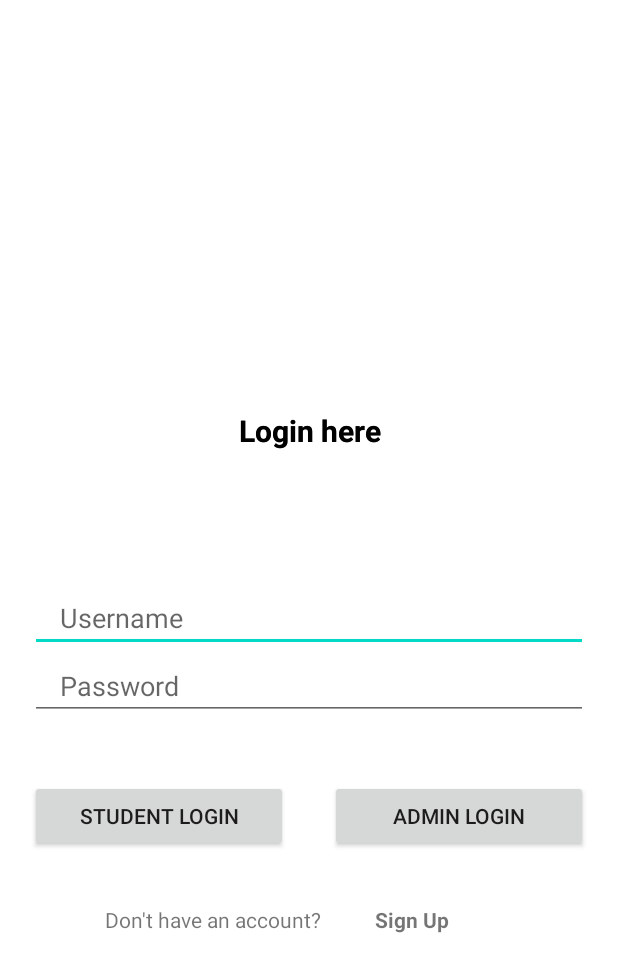
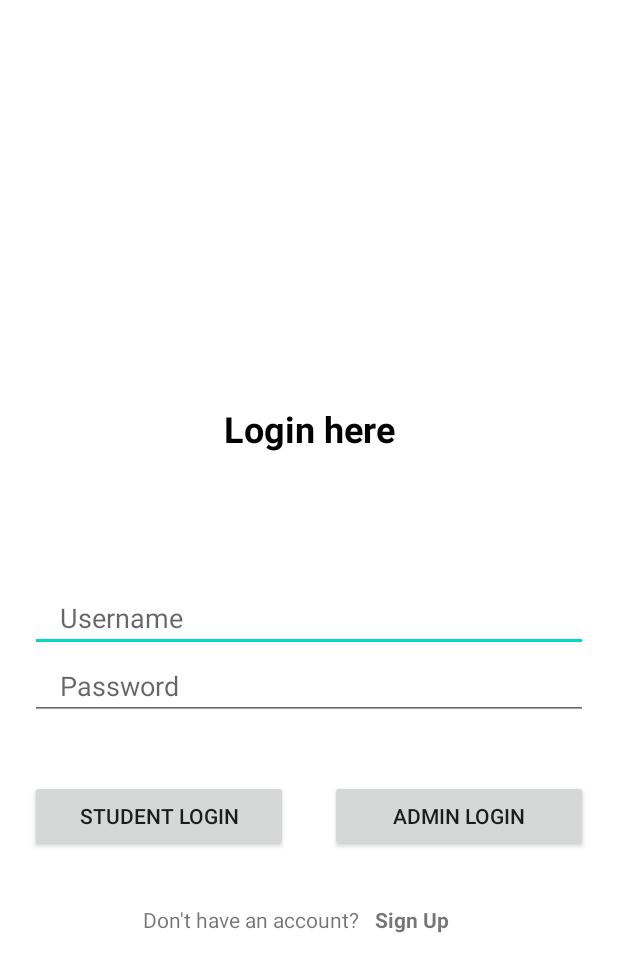
Before and after one commit to marimoooo/b07-group-project-, an Android app: the screen it shows after launch (Login), on a phone screen of 412 x 824 dp. Shown: the top 972 px of the screen. Run offline under Robolectric (Android 15) with nearby library versions, the phone set to English and light mode, and no system bars; our stand-ins replace Firebase (no records; nobody signed in at launch, a user with empty details on screens opened directly).

Commit message:
Updated login signup activities.

```diff
--- a/app/src/main/java/com/example/b07/Login.java
+++ b/app/src/main/java/com/example/b07/Login.java
@@ -1,4 +1,4 @@
-    package com.example.b07;
+package com.example.b07;
 
 import androidx.annotation.NonNull;
 import androidx.appcompat.app.AppCompatActivity;
@@ -22,7 +22,7 @@ import com.google.firebase.database.ValueEventListener;
         DatabaseReference databaseReference = FirebaseDatabase.getInstance("https://course-planner-14-default-rtdb.firebaseio.com/").getReference();
 
         @Override
-    protected void onCreate(Bundle savedInstanceState) {
+        protected void onCreate(Bundle savedInstanceState) {
         super.onCreate(savedInstanceState);
         setContentView(R.layout.activity_login);
 
--- a/app/src/main/java/com/example/b07/Signup.java
+++ b/app/src/main/java/com/example/b07/Signup.java
@@ -5,6 +5,7 @@ import androidx.appcompat.app.AppCompatActivity;
 import androidx.core.database.DatabaseUtilsCompat;
 
 import android.annotation.SuppressLint;
+import android.content.Intent;
 import android.os.Bundle;
 import android.view.View;
 import android.widget.Button;
@@ -113,10 +114,7 @@ public class Signup extends AppCompatActivity {
 
         loginButton.setOnClickListener(new View.OnClickListener() {
             @Override
-            public void onClick(View view) {
-                finish();
-            }
+            public void onClick(View view) {startActivity(new Intent(Signup.this, Login.class));}
         });
     }
-
 }
--- a/app/src/main/res/layout/activity_login.xml
+++ b/app/src/main/res/layout/activity_login.xml
@@ -15,20 +15,7 @@
         android:gravity="center"
         android:text="Login here"
         android:textColor="@color/black"
-        android:textSize="20dp"
-        android:textStyle="bold"
-        app:layout_constraintBottom_toTopOf="@+id/username"
-        app:layout_constraintTop_toTopOf="parent"
-        app:layout_constraintVertical_bias="0.8"/>
-
-    <TextView
-        android:layout_width="match_parent"
-        android:layout_height="wrap_content"
-        android:layout_marginBottom="20dp"
-        android:gravity="center"
-        android:text="Login here"
-        android:textColor="@color/black"
-        android:textSize="20dp"
+        android:textSize="24dp"
         android:textStyle="bold"
         app:layout_constraintBottom_toTopOf="@+id/username"
         app:layout_constraintTop_toTopOf="parent"
@@ -90,7 +77,7 @@
         app:layout_constraintStart_toStartOf="parent"
         app:layout_constraintTop_toTopOf="parent"
         app:layout_constraintVertical_bias="0.75"
-        android:layout_marginStart="70dp" />
+        android:layout_marginStart="95dp" />
 
     <TextView
         android:id="@+id/signUpButton"
--- a/app/src/main/res/values/colors.xml
+++ b/app/src/main/res/values/colors.xml
@@ -7,4 +7,5 @@
     <color name="teal_700">#FF018786</color>
     <color name="black">#FF000000</color>
     <color name="white">#FFFFFFFF</color>
+    <color name="grey">#D3D3D3</color>
 </resources>
--- a/app/src/main/res/values/strings.xml
+++ b/app/src/main/res/values/strings.xml
@@ -1,3 +1,6 @@
 <resources>
     <string name="app_name">B07</string>
-</resources>
+    <string-array name="courselist">
+        <item>C1</item>
+    </string-array>
+    </resources>
```
Also changed, not shown: app/src/main/java/com/example/b07/MainActivity.java (+11 -0 lines), app/src/main/res/layout/activity_main.xml (+18 -9 lines), app/src/main/res/layout/activity_signup.xml (+4 -4 lines).
